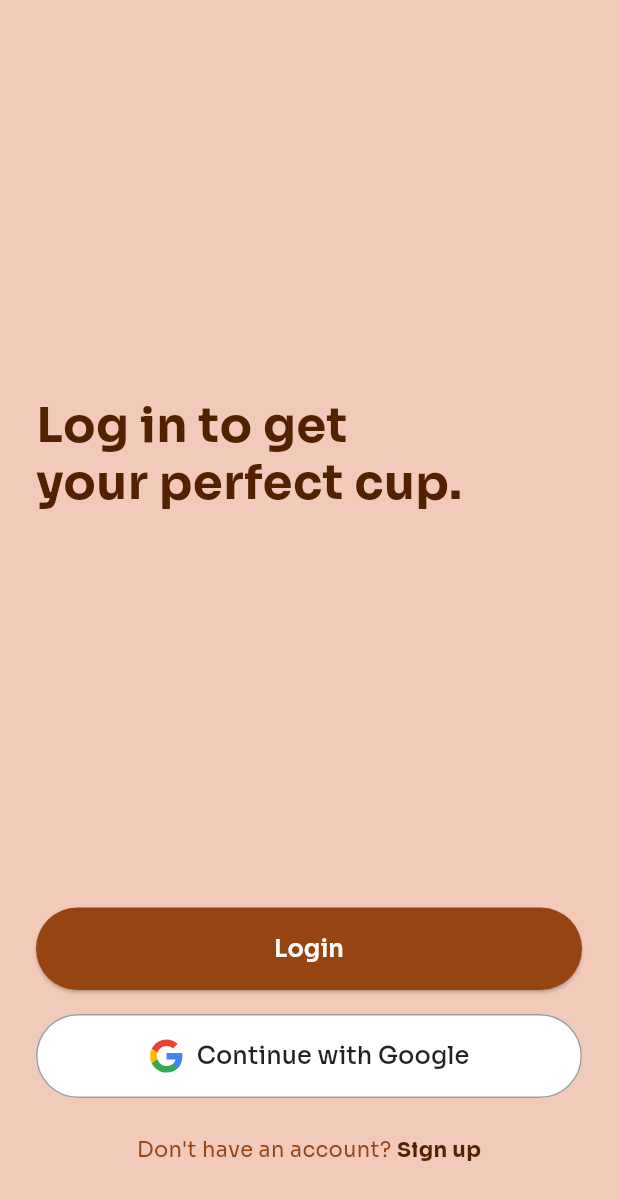
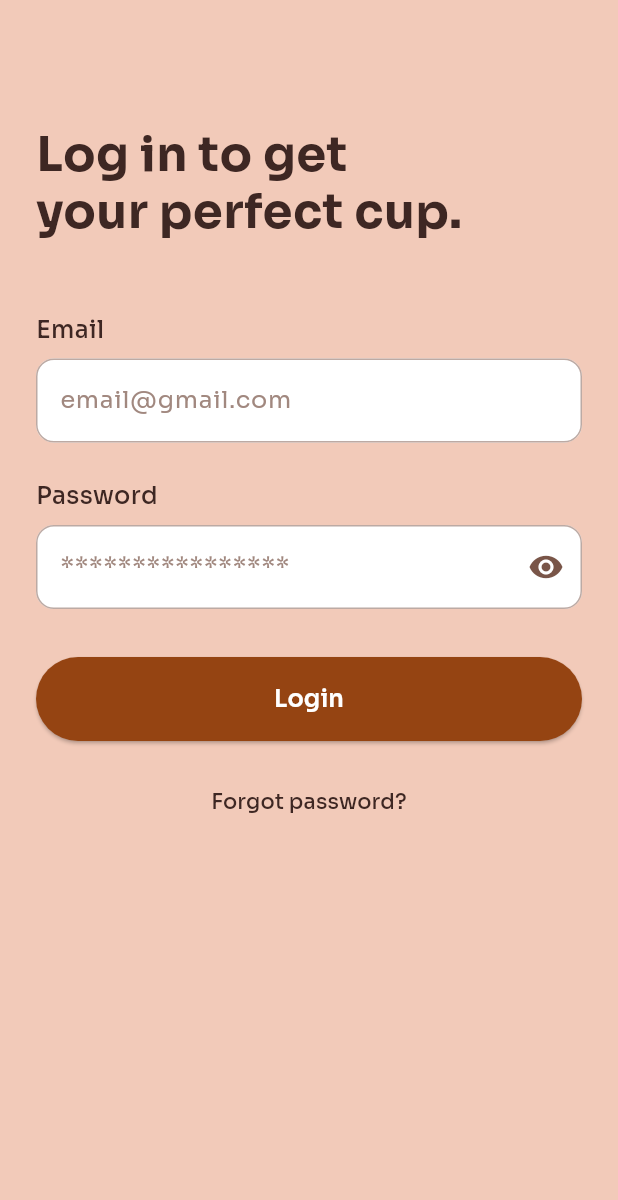
Before and after one commit to sngbd/mona-coffee, a Flutter app: the LoginScreen screen opened by its route, after a tap on "Login", on a phone screen of 412 x 824 dp. Shown: the top 1200 px of the screen. Run offline on Flutter 3.47's test engine with Material 3 defaults, Android fonts, the light colour scheme and no system bars; our stand-ins replace equatable, flutter_svg, go_router.

Commit message:
add login and sign up screen

```diff
--- a/lib/core/utils/app_router.dart
+++ b/lib/core/utils/app_router.dart
@@ -1,6 +1,9 @@
 import 'package:flutter/material.dart';
 import 'package:go_router/go_router.dart';
+import 'package:mona_coffee/features/accounts/presentations/pages/favorites_screen.dart';
+import 'package:mona_coffee/features/authentications/presentation/pages/login_form_screen.dart';
 import 'package:mona_coffee/features/authentications/presentation/pages/login_screen.dart';
+import 'package:mona_coffee/features/authentications/presentation/pages/sign_up_screen.dart';
 import 'package:mona_coffee/features/home/presentation/pages/home_screen.dart';
 import 'package:mona_coffee/features/home/presentation/pages/landing_screen.dart';
 
@@ -34,4 +37,25 @@ final List<GoRoute> configRouter = [
       return const HomeScreen();
     },
   ),
+  GoRoute(
+    path: '/login-form',
+    name: 'login-form',
+    builder: (BuildContext context, GoRouterState state) {
+      return const LoginFormScreen();
+    },
+  ),
+  GoRoute(
+    path: '/sign-up',
+    name: 'sign-up',
+    builder: (BuildContext context, GoRouterState state) {
+      return const SignUpScreen();
+    },
+  ),
+  GoRoute(
+    path: '/favorites',
+    name: 'favorites',
+    builder: (BuildContext context, GoRouterState state) {
+      return FavoritesScreen();
+    },
+  ),
 ];
--- a/lib/core/utils/common.dart
+++ b/lib/core/utils/common.dart
@@ -4,5 +4,6 @@ import 'package:flutter/material.dart';
 const mBlue = Color.fromARGB(255, 35, 145, 234);
 const mGray100 = Color.fromARGB(98, 167, 167, 167);
 const mLightPink = Color.fromARGB(255, 242, 202, 185);
+const mLightOrange = Color.fromARGB(255, 255, 234, 226);
 const mBrown = Color.fromARGB(255, 149, 68, 18);
 const mDarkBrown = Color.fromARGB(255, 81, 34, 0);
--- /dev/null
+++ b/lib/features/authentications/presentation/pages/login_form_screen.dart
@@ -0,0 +1,152 @@
+import 'package:flutter/material.dart';
+import 'package:mona_coffee/core/utils/common.dart';
+
+class LoginFormScreen extends StatefulWidget {
+  const LoginFormScreen({super.key});
+
+  @override
+  State<LoginFormScreen> createState() => _LoginFormScreenState();
+}
+
+class _LoginFormScreenState extends State<LoginFormScreen> {
+  bool _obscureText = true;
+  final _emailController = TextEditingController();
+  final _passwordController = TextEditingController();
+
+  @override
+  Widget build(BuildContext context) {
+    return Scaffold(
+      backgroundColor: mLightPink,
+      body: SafeArea(
+        child: Padding(
+          padding: const EdgeInsets.all(24.0),
+          child: Column(
+            crossAxisAlignment: CrossAxisAlignment.start,
+            children: [
+              const SizedBox(height: 60),
+              Text(
+                'Log in to get\nyour perfect cup.',
+                style: TextStyle(
+                  fontSize: 32,
+                  fontWeight: FontWeight.bold,
+                  color: Colors.brown[900],
+                  height: 1.2,
+                ),
+              ),
+              const SizedBox(height: 48),
+              Text(
+                'Email',
+                style: TextStyle(
+                  fontSize: 16,
+                  fontWeight: FontWeight.w500,
+                  color: Colors.brown[900],
+                ),
+              ),
+              const SizedBox(height: 8),
+              TextField(
+                controller: _emailController,
+                decoration: InputDecoration(
+                  hintText: 'email@gmail.com',
+                  hintStyle: TextStyle(color: Colors.brown[300]),
+                  filled: true,
+                  fillColor: Colors.white,
+                  enabledBorder: OutlineInputBorder(
+                    borderRadius: BorderRadius.circular(12),
+                    borderSide: BorderSide(color: Colors.brown[200]!),
+                  ),
+                  focusedBorder: OutlineInputBorder(
+                    borderRadius: BorderRadius.circular(12),
+                    borderSide: BorderSide(color: Colors.brown[400]!),
+                  ),
+                ),
+              ),
+              const SizedBox(height: 24),
+              Text(
+                'Password',
+                style: TextStyle(
+                  fontSize: 16,
+                  fontWeight: FontWeight.w500,
+                  color: Colors.brown[900],
+                ),
+              ),
+              const SizedBox(height: 8),
+              TextField(
+                controller: _passwordController,
+                obscureText: _obscureText,
+                decoration: InputDecoration(
+                  hintText: '****************',
+                  hintStyle: TextStyle(color: Colors.brown[300]),
+                  filled: true,
+                  fillColor: Colors.white,
+                  enabledBorder: OutlineInputBorder(
+                    borderRadius: BorderRadius.circular(12),
+                    borderSide: BorderSide(color: Colors.brown[200]!),
+                  ),
+                  focusedBorder: OutlineInputBorder(
+                    borderRadius: BorderRadius.circular(12),
+                    borderSide: BorderSide(color: Colors.brown[400]!),
+                  ),
+                  suffixIcon: IconButton(
+                    icon: Icon(
+                      _obscureText ? Icons.visibility : Icons.visibility_off,
+                      color: Colors.brown,
+                    ),
+                    onPressed: () {
+                      setState(() {
+                        _obscureText = !_obscureText;
+                      });
+                    },
+                  ),
+                ),
+              ),
+              const SizedBox(height: 32),
+              SizedBox(
+                width: double.infinity,
+                height: 56,
+                child: ElevatedButton(
+                  onPressed: () {},
+                  style: ElevatedButton.styleFrom(
+                    backgroundColor: mBrown,
+                    foregroundColor: Colors.white,
+                    padding: const EdgeInsets.symmetric(vertical: 16),
+                    shape: RoundedRectangleBorder(
+                      borderRadius: BorderRadius.circular(30),
+                    ),
+                  ),
+                  child: const Text(
+                    'Login',
+                    style: TextStyle(
+                      fontSize: 16,
+                      fontWeight: FontWeight.w600,
+                    ),
+                  ),
+                ),
+              ),
+              const SizedBox(height: 16),
+              Center(
+                child: TextButton(
+                  onPressed: () {
+                  },
+                  child: Text(
+                    'Forgot password?',
+                    style: TextStyle(
+                      color: Colors.brown[900],
+                      fontSize: 14,
+                    ),
+                  ),
+                ),
+              ),
+            ],
+          ),
+        ),
+      ),
+    );
+  }
+
+  @override
+  void dispose() {
+    _emailController.dispose();
+    _passwordController.dispose();
+    super.dispose();
+  }
+}
--- a/lib/features/authentications/presentation/pages/login_screen.dart
+++ b/lib/features/authentications/presentation/pages/login_screen.dart
@@ -1,9 +1,10 @@
 import 'package:flutter/material.dart';
 import 'package:flutter_svg/svg.dart';
+import 'package:go_router/go_router.dart';
 import 'package:mona_coffee/core/utils/common.dart';
 
 class LoginScreen extends StatelessWidget {
-  const LoginScreen({Key? key}) : super(key: key);
+  const LoginScreen({super.key});
 
   @override
   Widget build(BuildContext context) {
@@ -28,7 +29,9 @@ class LoginScreen extends StatelessWidget {
               ),
               const Spacer(),
               ElevatedButton(
-                onPressed: () {},
+                onPressed: () {
+                  context.goNamed('login-form');
+                },
                 style: ElevatedButton.styleFrom(
                   backgroundColor: mBrown,
                   foregroundColor: Colors.white,
@@ -86,7 +89,9 @@ class LoginScreen extends StatelessWidget {
                     ),
                   ),
                   GestureDetector(
-                    onTap: () {},
+                    onTap: () {
+                      context.goNamed('sign-up');
+                    },
                     child: const Text(
                       'Sign up',
                       style: TextStyle(
--- a/pubspec.yaml
+++ b/pubspec.yaml
@@ -14,6 +14,7 @@ dependencies:
   flutter_svg: ^2.0.10+1
 
   go_router: ^14.2.7
+  equatable: ^2.0.5
 
 dev_dependencies:
   flutter_test:
@@ -43,3 +44,4 @@ flutter:
           weight: 800
   assets:
     - assets/icons/
+    - assets/images/
```
Also changed, not shown: lib/core/event/bloc_event.dart (added, +8 -0 lines), lib/features/accounts/presentations/pages/favorites_screen.dart (added, +177 -0 lines), lib/features/authentications/presentation/pages/sign_up_screen.dart (added, +209 -0 lines), lib/features/home/presentation/pages/home_screen.dart (+4 -7 lines), assets/images/coffee.png (added), pubspec.lock.
